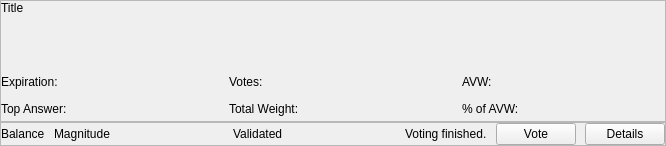
Old version of the form src/qt/forms/voting/pollcard.ui in the repository gridcoin-community/Gridcoin-Research.
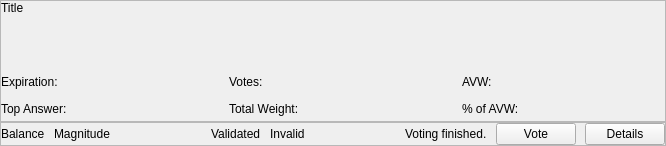
New version of the form.

Commit message: Add invalid poll status tag and also correct display logic

```diff
--- a/src/qt/forms/voting/pollcard.ui
+++ b/src/qt/forms/voting/pollcard.ui
@@ -239,6 +239,13 @@
         </property>
        </widget>
       </item>
+      <item>
+       <widget class="QLabel" name="invalidLabel">
+        <property name="text">
+         <string>Invalid</string>
+        </property>
+       </widget>
+      </item>
       <item>
        <spacer name="horizontalSpacer">
         <property name="orientation">
```
The commit also changes 3 other files.
